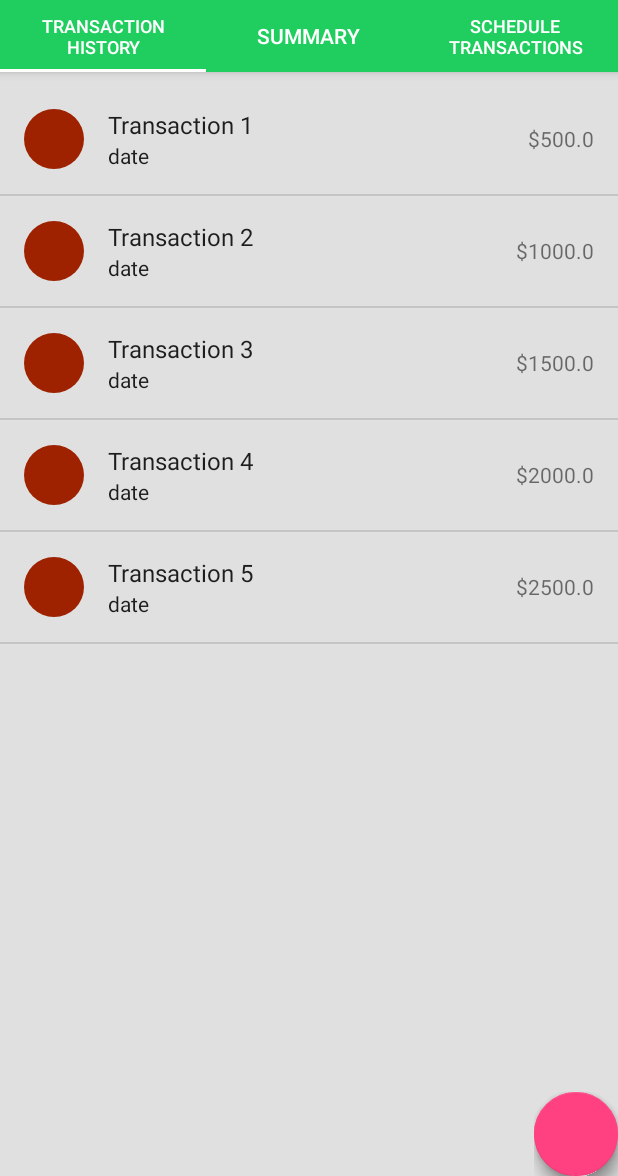
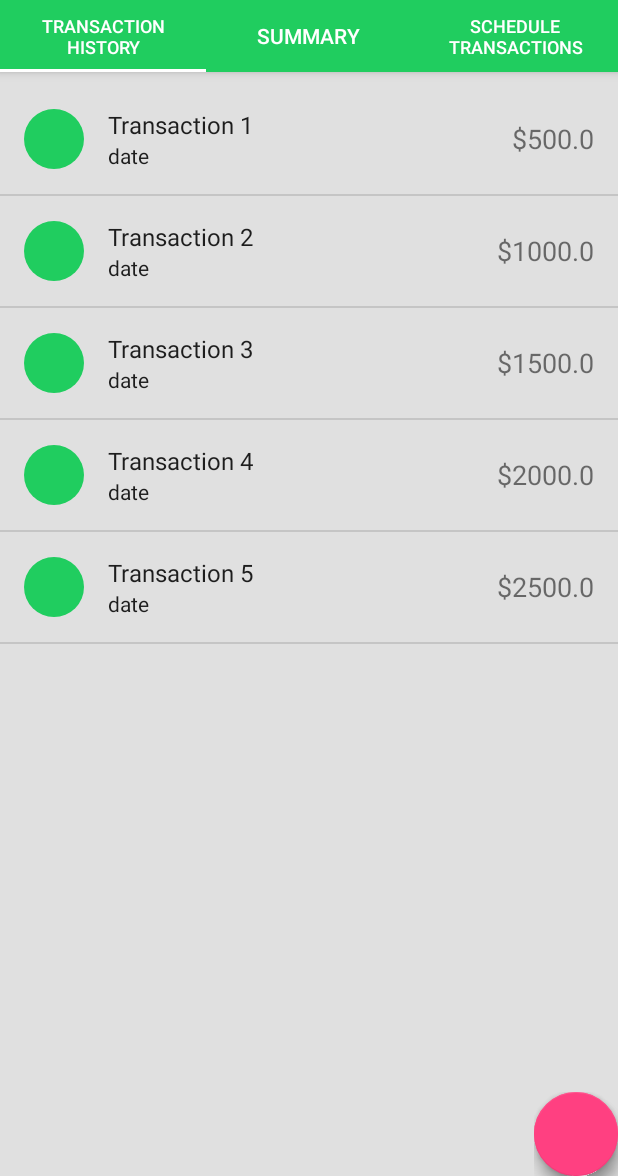
Before and after one commit to KevinLee00/ShowMeTheMoney, an Android app: the screen it shows after launch (MainActivity), in the options menu, after a tap on "Settings", on a phone screen of 412 x 824 dp, the part 60-1236 px from its top. Run offline under Robolectric (Android 15) with nearby library versions, the phone set to English and light mode, and no system bars; libraries missing offline, so code that uses them is left out: com.getbase.floatingactionbutton; plain views replace FloatingActionButton, FloatingActionsMenu; 7 statements that could not run were skipped.

Commit message:
Fix bug where can't touch do to FloatingMenu and update stuff

```diff
--- a/app/build.gradle
+++ b/app/build.gradle
@@ -26,8 +26,10 @@ dependencies {
         exclude group: 'com.android.support', module: 'support-annotations'
     })
     compile 'com.getbase:floatingactionbutton:1.10.1'
-    compile 'com.android.support:appcompat-v7:25.2.0'
-    compile 'com.android.support:design:25.2.0'
+    compile 'com.android.support:appcompat-v7:25.3.0'
+    compile 'com.android.support:design:25.3.0'
+    compile 'com.android.support:support-v4:25.3.0'
+    compile 'com.android.support:recyclerview-v7:25.3.0'
     compile 'com.akexorcist:RoundCornerProgressBar:2.0.3'
     testCompile 'junit:junit:4.12'
 }
--- a/app/src/main/java/edu/ucsb/cs/cs185/nivek325/showmethemoney/TransactionAdapter.java
+++ b/app/src/main/java/edu/ucsb/cs/cs185/nivek325/showmethemoney/TransactionAdapter.java
@@ -4,6 +4,8 @@ import android.content.Context;
 import android.view.View;
 import android.view.ViewGroup;
 import android.widget.BaseAdapter;
+import android.widget.ImageView;
+import android.widget.RelativeLayout;
 import android.widget.TextView;
 
 import java.util.Locale;
@@ -52,6 +54,14 @@ public class TransactionAdapter extends BaseAdapter {
 
         title.setText(transaction.getTitle());
         amount.setText(String.format(Locale.US, "$%.1f", transaction.getAmount()));
+
+        ImageView icon = (ImageView) v.findViewById(R.id.circle);
+        icon.setColorFilter(context.getResources().getColor(R.color.primaryGreen));
+        RelativeLayout.LayoutParams layoutParams = (RelativeLayout.LayoutParams) icon
+                .getLayoutParams();
+        layoutParams.addRule(RelativeLayout.CENTER_VERTICAL);
+        icon.setLayoutParams(layoutParams);
+
         return v;
     }
 }
--- /dev/null
+++ b/app/src/main/res/drawable/fab_label_drawable.xml
@@ -0,0 +1,14 @@
+<?xml version="1.0" encoding="utf-8"?>
+<shape xmlns:android="http://schemas.android.com/apk/res/android"
+       android:shape="rectangle">
+
+    <solid android:color="@color/material_gray"/>
+
+    <padding
+        android:bottom="6dp"
+        android:left="6dp"
+        android:right="6dp"
+        android:top="6dp"/>
+
+    <corners android:radius="6dp"/>
+</shape>
--- a/app/src/main/res/layout/activity_main.xml
+++ b/app/src/main/res/layout/activity_main.xml
@@ -2,11 +2,11 @@
 <android.support.design.widget.CoordinatorLayout android:id="@+id/main_content"
                                                  xmlns:android="http://schemas.android.com/apk/res/android"
                                                  xmlns:app="http://schemas.android.com/apk/res-auto"
+                                                 xmlns:fab="http://schemas.android.com/apk/res-auto"
                                                  xmlns:tools="http://schemas.android.com/tools"
                                                  android:layout_width="match_parent"
                                                  android:layout_height="match_parent"
                                                  android:fitsSystemWindows="true"
-
                                                  tools:context="edu.ucsb.cs.cs185.nivek325.showmethemoney.MainActivity">
 
     <android.support.design.widget.AppBarLayout
@@ -16,10 +16,7 @@
         android:background="@color/primaryGreen"
         android:paddingTop="@dimen/appbar_padding_top"
         android:theme="@style/AppTheme.AppBarOverlay"
-        app:theme="@style/ActionBar"
-
-
-        >
+        app:theme="@style/ActionBar">
 
         <android.support.v7.widget.Toolbar
             android:id="@+id/toolbar"
@@ -27,8 +24,7 @@
             android:layout_height="@dimen/toolbar_height"
             android:background="@color/primaryGreen"
             app:popupTheme="@style/AppTheme.PopupOverlay"
-            app:theme="@style/ToolbarColoredBackArrow"
-            >
+            app:theme="@style/ToolbarColoredBackArrow">
 
             <TextView
                 android:layout_width="match_parent"
@@ -46,8 +42,7 @@
             android:background="@color/primaryGreen"
             app:tabIndicatorColor="@color/white"
             app:tabSelectedTextColor="@color/white"
-            app:tabTextColor="@color/white"
-            />
+            app:tabTextColor="@color/white"/>
 
     </android.support.design.widget.AppBarLayout>
 
@@ -63,15 +58,24 @@
         android:id="@+id/fabmenu"
         android:layout_width="wrap_content"
         android:layout_height="wrap_content"
-        android:layout_gravity="end|bottom">
+        android:layout_gravity="end|bottom"
+        fab:fab_labelStyle="@style/menu_labels_style"
+        fab:fab_labelsPosition="left">
+
         <com.getbase.floatingactionbutton.FloatingActionButton
+            android:id="@+id/schedule_payment"
             android:layout_width="wrap_content"
             android:layout_height="wrap_content"
-            app:fab_colorNormal="@color/primaryGreen"/>
+            app:fab_colorNormal="@color/primaryGreen"
+            fab:fab_title="Schedule Payment"/>
+
         <com.getbase.floatingactionbutton.FloatingActionButton
+            android:id="@+id/add_transaction"
             android:layout_width="wrap_content"
             android:layout_height="wrap_content"
-            app:fab_colorNormal="@color/white"/>
+            app:fab_colorNormal="@color/white"
+            fab:fab_title="Add Transaction"/>
+
     </com.getbase.floatingactionbutton.FloatingActionsMenu>
 
 </android.support.design.widget.CoordinatorLayout>
--- a/app/src/main/res/layout/fragment_transaction.xml
+++ b/app/src/main/res/layout/fragment_transaction.xml
@@ -21,7 +21,8 @@
         android:layout_alignParentEnd="true"
         android:layout_centerVertical="true"
         android:layout_marginEnd="16dp"
-        android:layout_marginTop="16dp"/>
+        android:layout_marginTop="16dp"
+        android:textSize="18sp"/>
 
     <LinearLayout
         android:id="@+id/main_content"
@@ -40,7 +41,7 @@
             android:id="@+id/title"
             android:layout_width="wrap_content"
             android:layout_height="wrap_content"
-            android:textAppearance="?attr/textAppearanceListItem"
+            android:textAppearance="?android:attr/textAppearanceListItem"
             android:textSize="16sp"/>
 
         <TextView
@@ -48,7 +49,7 @@
             android:layout_width="wrap_content"
             android:layout_height="wrap_content"
             android:text="date"
-            android:textAppearance="?attr/textAppearanceListItem"
+            android:textAppearance="?android:attr/textAppearanceListItem"
             android:textSize="14sp"/>
 
     </LinearLayout>
--- a/app/src/main/res/values/colors.xml
+++ b/app/src/main/res/values/colors.xml
@@ -1,7 +1,7 @@
 <?xml version="1.0" encoding="utf-8"?>
 <resources>
     <color name="colorPrimary">#3F51B5</color>
-    <color name="colorPrimaryDark">#303F9F</color>
+    <color name="colorPrimaryDark">#303f9f</color>
     <color name="colorAccent">#FF4081</color>
 
     <color name="primaryGreen">#20CD5F</color>
@@ -20,6 +20,7 @@
     <color name="material_light_blue">#29b6f6</color>
     <color name="material_blue">#0d47a1</color>
     <color name="material_purple">#6200ea</color>
+    <color name="material_gray">#424242</color>
 
 
 </resources>
--- a/app/src/main/res/values/strings.xml
+++ b/app/src/main/res/values/strings.xml
@@ -3,4 +3,5 @@
     <string name="action_settings">Settings</string>
     <string name="section_format">Hello World from section: %1$d</string>
     <string name="title">Show Me The Money</string>
+
 </resources>
--- a/app/src/main/res/values/styles.xml
+++ b/app/src/main/res/values/styles.xml
@@ -10,6 +10,11 @@
 
     <style name="SplashTheme" parent="Theme.AppCompat.Light.NoActionBar">
         <item name="android:windowBackground">@drawable/splash_screen</item>
+    </style>
+
+    <style name="menu_labels_style">
+        <item name="android:background">@drawable/fab_label_drawable</item>
+        <item name="android:textColor">@color/white</item>
     </style>
 
 
```
Also changed, not shown: app/src/main/java/edu/ucsb/cs/cs185/nivek325/showmethemoney/MainActivity.java (+37 -4 lines).
